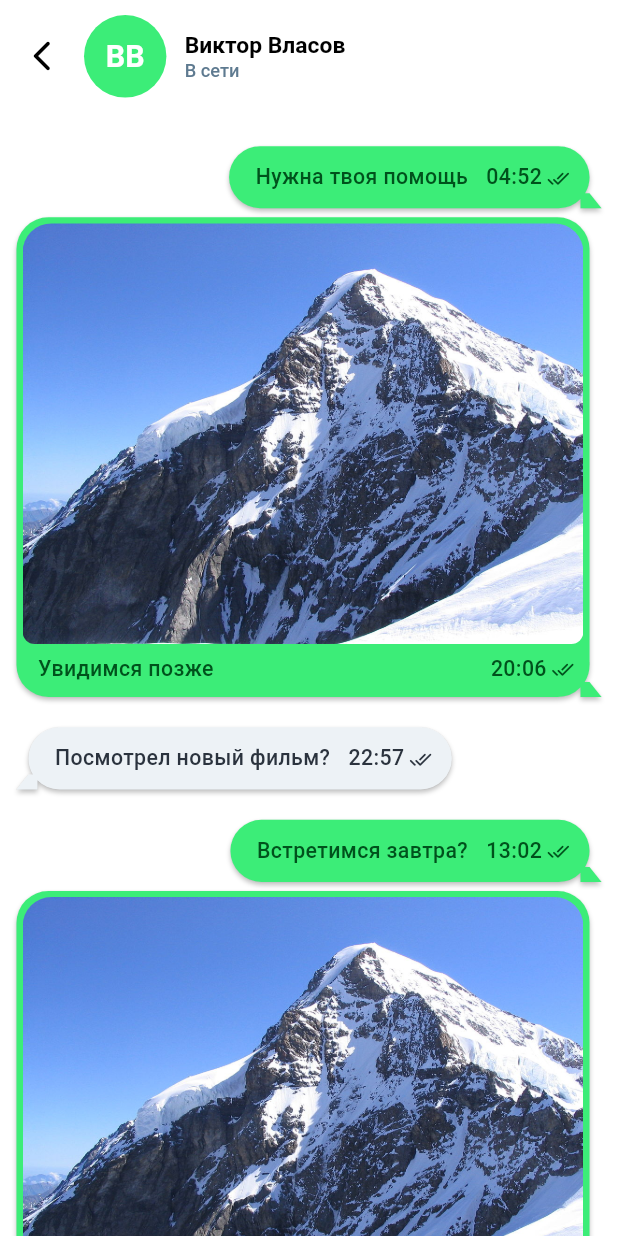
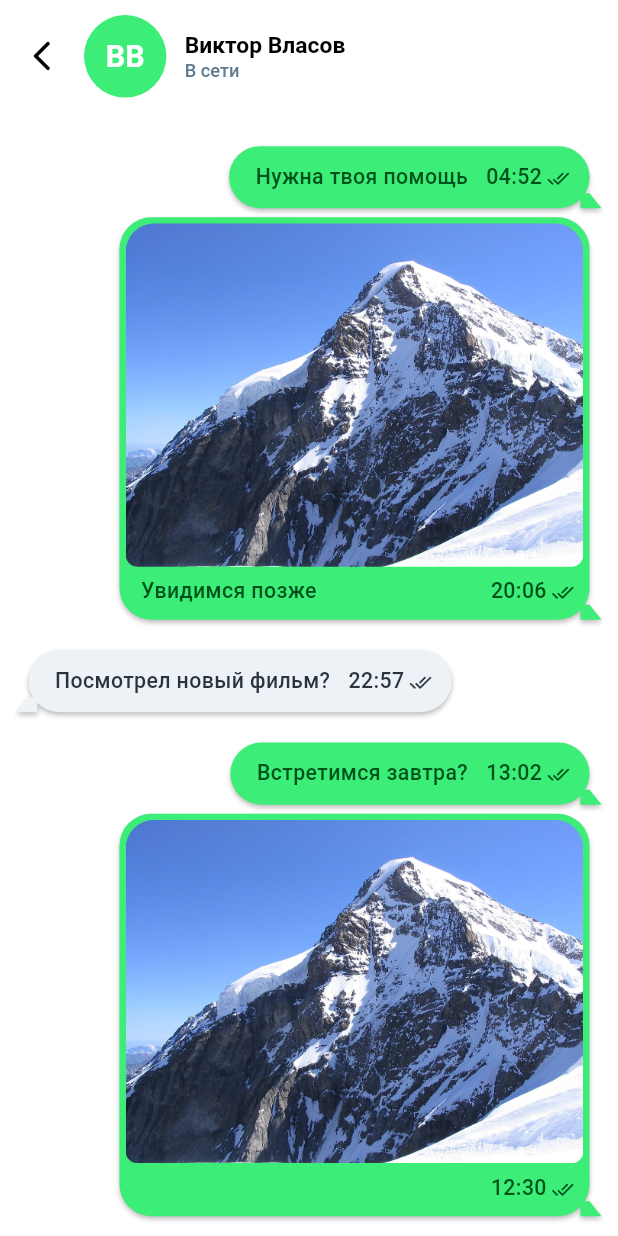
Before and after one commit to Eddie98/test_flutter_bloc_chat, a Flutter app: the screen it shows after launch, after a tap on an icon or button, on a phone screen of 412 x 824 dp. Run offline on Flutter 3.47's test engine with Material 3 defaults, Android fonts, the phone set to English and light mode, and no system bars; our stand-ins replace bloc, dio, easy_localization, equatable, flutter_bloc, flutter_screenutil and 11 more; accounts and stored records are empty.

Commit message:
little messages and pictures layout changed on messages page

```diff
--- a/lib/src/features/home/presentation/widgets/message_item.dart
+++ b/lib/src/features/home/presentation/widgets/message_item.dart
@@ -20,6 +20,7 @@ class MessageItem extends StatelessWidget {
 
   @override
   Widget build(BuildContext context) {
+    final size = MediaQuery.of(context).size;
     final isDarkMode = context.read<ThemeBloc>().state.isDarkMode;
     final createdAt = DateTime.fromMillisecondsSinceEpoch(item.createdAt);
     final sentAt = DateFormat('HH:mm').format(createdAt);
@@ -39,6 +40,10 @@ class MessageItem extends StatelessWidget {
                 : AppColors.grey1,
         radius: Radius.circular(21.r),
         padding: BubbleEdges.all(0),
+        margin: BubbleEdges.only(
+          left: isMe ? size.width / 6 : 0.0,
+          right: isMe ? 0.0 : size.width / 6,
+        ),
         child: Column(
           crossAxisAlignment: CrossAxisAlignment.start,
           children: [
```
Also changed, not shown: 12 other files.
